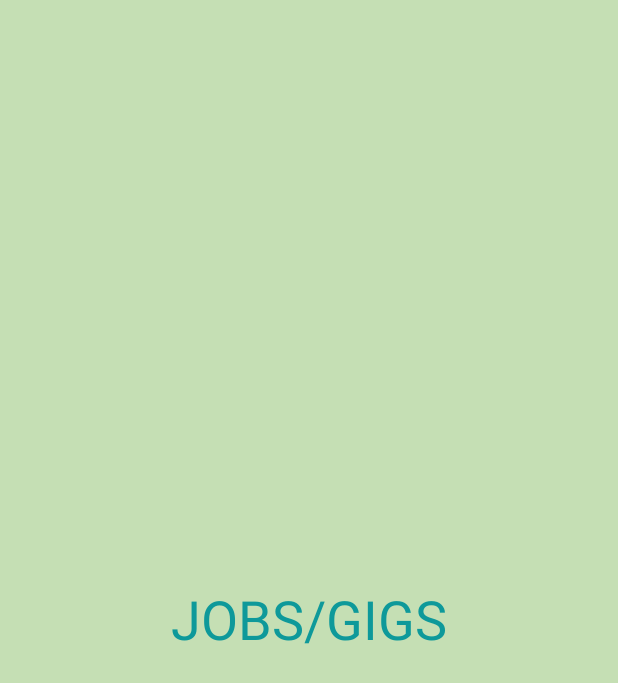
After one commit to Mobile07/Work24, an Android app: the fragment JobsFragment shown on its own in the app's theme, on a phone screen of 412 x 824 dp. The commit adds this screen. Shown: the top 683 px of the screen. Run offline under Robolectric (Android 15) with nearby library versions, the phone set to English and light mode, and no system bars.

```diff
--- a/app/src/main/java/com/pyropy/work24/views/activities/DashboardActivity.java
+++ b/app/src/main/java/com/pyropy/work24/views/activities/DashboardActivity.java
@@ -7,6 +7,7 @@ import androidx.fragment.app.Fragment;
 import android.os.Bundle;
 
 import com.pyropy.work24.views.fragments.DashboardFragment;
+import com.pyropy.work24.views.fragments.JobsFragment;
 import com.pyropy.work24.views.fragments.LearnFragment;
 import com.pyropy.work24.views.fragments.ChatFragment;
 import com.pyropy.work24.views.fragments.ProfileFragment;
@@ -51,6 +52,9 @@ public class DashboardActivity extends AppCompatActivity {
                     case R.id.bottom_nav_search:
                         fragment = new LearnFragment();
                         break;
+                    case R.id.bottom_nav_jobs:
+                        fragment = new JobsFragment();
+                        break;
                     case R.id.bottom_nav_chat:
                         fragment = new ChatFragment();
                         break;
--- /dev/null
+++ b/app/src/main/java/com/pyropy/work24/views/fragments/JobsFragment.java
@@ -0,0 +1,21 @@
+package com.pyropy.work24.views.fragments;
+
+import android.os.Bundle;
+import android.view.LayoutInflater;
+import android.view.View;
+import android.view.ViewGroup;
+
+import com.pyropy.work24.R;
+
+import androidx.annotation.NonNull;
+import androidx.annotation.Nullable;
+import androidx.fragment.app.Fragment;
+
+public class JobsFragment extends Fragment {
+
+    @Nullable
+    @Override
+    public View onCreateView(@NonNull LayoutInflater inflater, @Nullable ViewGroup container, @Nullable Bundle savedInstanceState) {
+        return inflater.inflate(R.layout.jobs_fragment, container, false);
+    }
+}
--- /dev/null
+++ b/app/src/main/res/layout/jobs_fragment.xml
@@ -0,0 +1,24 @@
+<?xml version="1.0" encoding="utf-8"?>
+<androidx.constraintlayout.widget.ConstraintLayout xmlns:android="http://schemas.android.com/apk/res/android"
+    android:layout_width="match_parent"
+    android:layout_height="match_parent"
+    xmlns:app="http://schemas.android.com/apk/res-auto"
+    android:background="@color/colorTransparentGreen"
+    >
+
+    <!-- TODO: Update blank fragment layout -->
+    <TextView
+        android:layout_width="0dp"
+        android:layout_height="wrap_content"
+        android:layout_marginEnd="24dp"
+        android:layout_marginStart="24dp"
+        android:text="JOBS/GIGS"
+        android:textAlignment="center"
+        android:textColor="@color/colorPrimaryDark"
+        android:textSize="36sp"
+        app:layout_constraintBottom_toBottomOf="parent"
+        app:layout_constraintEnd_toEndOf="parent"
+        app:layout_constraintStart_toStartOf="parent"
+        app:layout_constraintTop_toTopOf="parent" />
+
+</androidx.constraintlayout.widget.ConstraintLayout>
```
Also changed, not shown: app/src/main/res/drawable/jobs.xml (added, +10 -0 lines).
